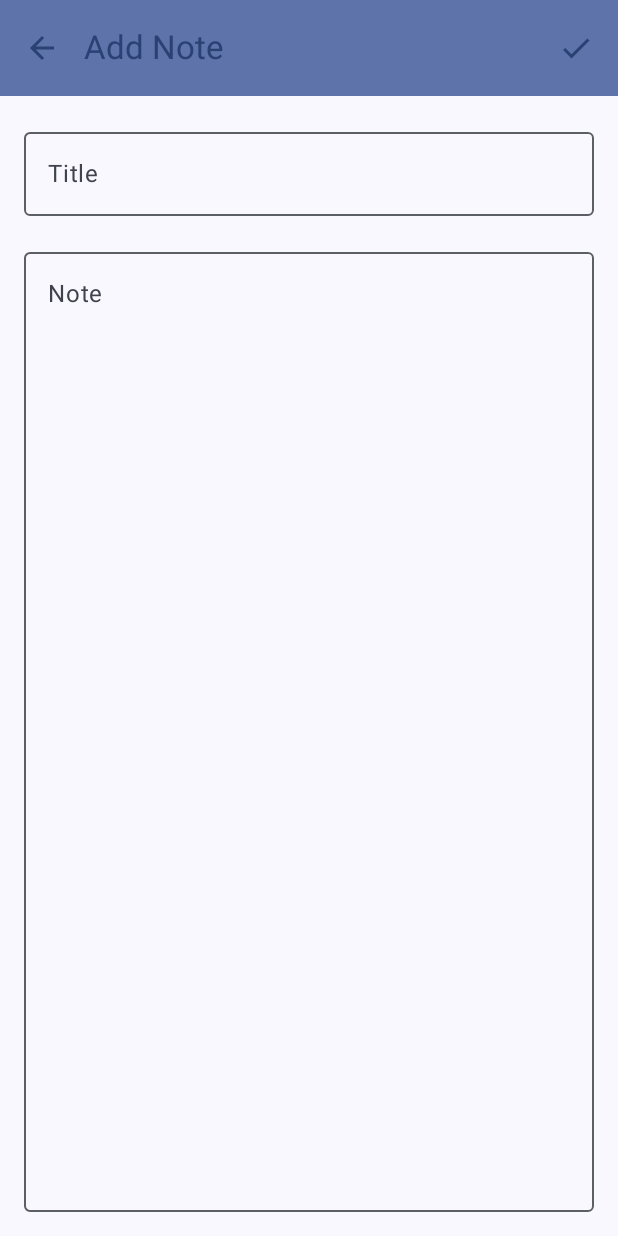
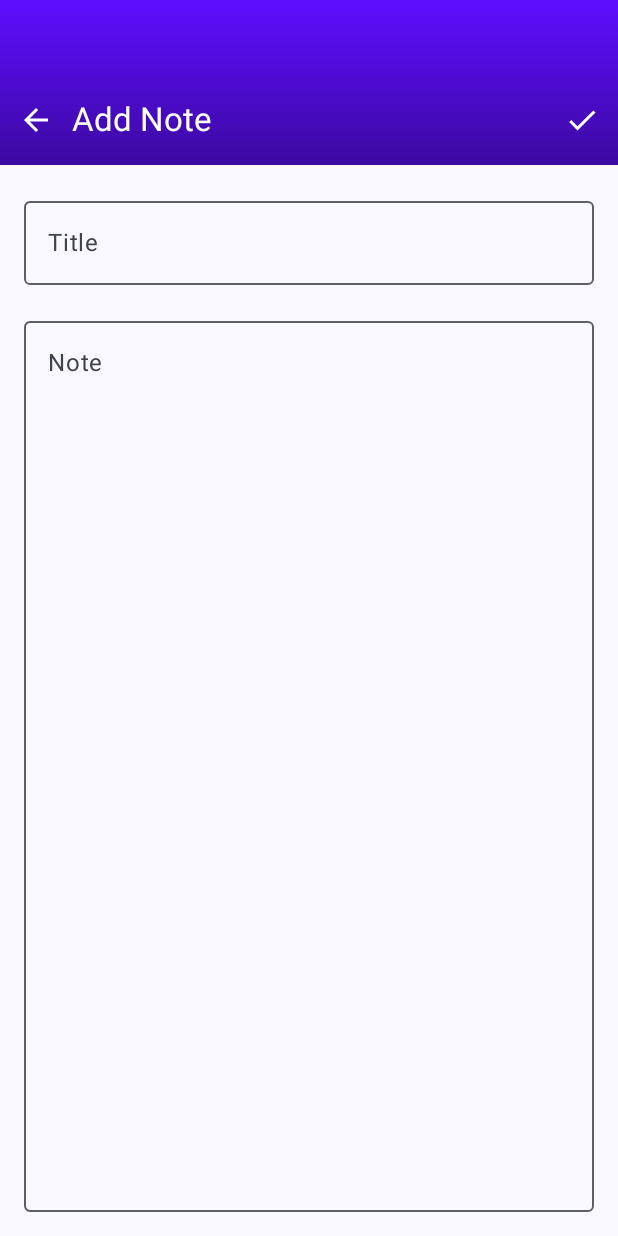
Before and after one commit to 1davin/Davin_Spends, an Android app built with Jetpack Compose: the composable DetailScreen shown on its own in the app's theme, on a phone screen of 412 x 824 dp. Run offline under Robolectric (Android 15) with nearby library versions, the phone set to English and light mode, and no system bars; our stand-ins replace Room's generated code; 1 statement that could not run was skipped.

Commit message:
Membenarkan top app bar

```diff
--- a/app/src/main/java/com/davin0115/spends/Screen/DetailScreen.kt
+++ b/app/src/main/java/com/davin0115/spends/Screen/DetailScreen.kt
@@ -1,14 +1,22 @@
 package com.davin0115.spends.Screen
 
+import android.widget.Toast
+import androidx.compose.foundation.background
 import androidx.compose.foundation.layout.Arrangement
+import androidx.compose.foundation.layout.Box
 import androidx.compose.foundation.layout.Column
+import androidx.compose.foundation.layout.Row
 import androidx.compose.foundation.layout.fillMaxSize
 import androidx.compose.foundation.layout.fillMaxWidth
+import androidx.compose.foundation.layout.height
 import androidx.compose.foundation.layout.padding
 import androidx.compose.foundation.text.KeyboardOptions
 import androidx.compose.material.icons.Icons
 import androidx.compose.material.icons.automirrored.filled.ArrowBack
+import androidx.compose.material.icons.filled.MoreVert
 import androidx.compose.material.icons.outlined.Check
+import androidx.compose.material3.DropdownMenu
+import androidx.compose.material3.DropdownMenuItem
 import androidx.compose.material3.ExperimentalMaterial3Api
 import androidx.compose.material3.Icon
 import androidx.compose.material3.IconButton
@@ -22,7 +30,11 @@ import androidx.compose.runtime.*
 import androidx.compose.runtime.Composable
 import androidx.compose.runtime.mutableStateOf
 import androidx.compose.runtime.remember
+import androidx.compose.ui.Alignment
 import androidx.compose.ui.Modifier
+import androidx.compose.ui.graphics.Brush
+import androidx.compose.ui.graphics.Color
+import androidx.compose.ui.platform.LocalContext
 import androidx.compose.ui.res.stringResource
 import androidx.compose.ui.text.input.ImeAction
 import androidx.compose.ui.text.input.KeyboardCapitalization
@@ -30,13 +42,18 @@ import androidx.compose.ui.unit.dp
 import androidx.lifecycle.viewmodel.compose.viewModel
 import androidx.navigation.NavHostController
 import com.davin0115.spends.R
+import com.davin0115.spends.ui.theme.MainColor
+import com.davin0115.spends.ui.theme.SecondColor
+import com.davin0115.spends.util.ViewModelFactory
 
 const val KEY_ID_CATATAN = "idCatatan"
 
 @OptIn(ExperimentalMaterial3Api::class)
 @Composable
 fun DetailScreen(navController: NavHostController, id: Long? = null) {
-    val viewModel: MainViewModel = viewModel()
+    val context = LocalContext.current
+    val factory = ViewModelFactory(context)
+    val viewModel: DetailViewModel = viewModel(factory = factory)
 
     var judul by remember { mutableStateOf("") }
     var catatan by remember { mutableStateOf("") }
@@ -50,37 +67,70 @@ fun DetailScreen(navController: NavHostController, id: Long? = null) {
 
     Scaffold(
         topBar = {
-            TopAppBar(
-                navigationIcon = {
+            Box(
+                modifier = Modifier
+                    .fillMaxWidth()
+                    .height(110.dp)
+                    .background(
+                        Brush.verticalGradient(
+                            colors = listOf(MainColor, SecondColor)
+                        )
+                    )
+                    .padding(top = 50.dp)
+            ) {
+                Row(
+                    modifier = Modifier.fillMaxSize(),
+                    verticalAlignment = Alignment.CenterVertically,
+                    horizontalArrangement = Arrangement.SpaceBetween
+                ) {
+                    Row(verticalAlignment = Alignment.CenterVertically) {
                         IconButton(onClick = { navController.popBackStack() }) {
                             Icon(
                                 imageVector = Icons.AutoMirrored.Filled.ArrowBack,
                                 contentDescription = stringResource(R.string.back),
-                            tint = MaterialTheme.colorScheme.primary
+                                tint = Color.White
                             )
                         }
-                },
-                title = {
-                    if (id == null)
-                        Text(text = stringResource(id = R.string.add_note))
+                        Text(
+                            text = if (id == null)
+                                stringResource(id = R.string.add_note)
                             else
-                        Text(text = stringResource(id = R.string.edit_note))
-                },
-                colors = TopAppBarDefaults.mediumTopAppBarColors(
-                    containerColor = MaterialTheme.colorScheme.primaryContainer,
-                    titleContentColor = MaterialTheme.colorScheme.primary,
-                ),
-                actions = {
-                    IconButton(onClick = { navController.popBackStack() }) {
+                                stringResource(id = R.string.edit_note),
+                            color = Color.White,
+                            style = MaterialTheme.typography.titleLarge
+                        )
+                    }
+                    Row(verticalAlignment = Alignment.CenterVertically) {
+                        IconButton(onClick = {
+                            if (judul == "" || catatan == "") {
+                                Toast.makeText(context, R.string.invalid, Toast.LENGTH_LONG).show()
+                                return@IconButton
+                            }
+                            if (id == null){
+                                viewModel.insert(judul, catatan)
+                            } else {
+                                viewModel.update(id, judul, catatan)
+                            }
+                            navController.popBackStack()
+                        }) {
                             Icon(
                                 imageVector = Icons.Outlined.Check,
                                 contentDescription = stringResource(R.string.save),
-                            tint = MaterialTheme.colorScheme.primary
+                                tint = Color.White
                             )
                         }
+
+                        if (id != null) {
+                            DeleteAction {
+                                viewModel.delete(id)
+                                navController.popBackStack()
                             }
-            )
                         }
+                    }
+                }
+            }
+        }
+
     ) { padding ->
         FormCatatan(
             title = judul,
@@ -124,3 +174,30 @@ fun FormCatatan(
         )
     }
 }
+
+@Composable
+fun DeleteAction(delete: () -> Unit) {
+    var expanded by remember { mutableStateOf(false) }
+
+    IconButton(onClick = { expanded = true }) {
+        Icon(
+            imageVector = Icons.Filled.MoreVert,
+            contentDescription = stringResource(R.string.more),
+            tint = MaterialTheme.colorScheme.primary
+        )
+        DropdownMenu(
+            expanded = expanded,
+            onDismissRequest = { expanded = false }
+        ) {
+            DropdownMenuItem(
+                text = {
+                    Text(text = stringResource(R.string.delete))
+                },
+                onClick = {
+                    expanded = false
+                    delete()
+                }
+            )
+        }
+    }
+}
--- a/app/src/main/java/com/davin0115/spends/Screen/MainViewModel.kt
+++ b/app/src/main/java/com/davin0115/spends/Screen/MainViewModel.kt
@@ -1,51 +1,18 @@
 package com.davin0115.spends.Screen
 
 import androidx.lifecycle.ViewModel
+import androidx.lifecycle.viewModelScope
+import com.davin0115.spends.database.CatatanDao
 import com.davin0115.spends.model.Catatan
+import kotlinx.coroutines.flow.SharingStarted
+import kotlinx.coroutines.flow.StateFlow
+import kotlinx.coroutines.flow.stateIn
 
-class MainViewModel: ViewModel() {
+class MainViewModel(dao: CatatanDao) : ViewModel(){
 
-    val data = listOf(
-        Catatan(
-            1,
-            "Kuliah Mobpro 17 Feb",
-            "Kuliah hari pertama. Ternyata keren juga yang mau dipelajari.",
-            "2025-02-17 12:34:56"
-        ),
-        Catatan(
-            2,
-            "Kuliah Mobpro 19 Feb",
-            "Praktikum pertama: running modul. Alhamdulillah hari ini lancar.",
-            "2025-02-19 12:34:56"
-        ),
-        Catatan(
-            3,
-            "Sepi",
-            "Mahasiswa udah pada balik kampung, sepi banget kampus bos.",
-            "2025-03-21 08:32:49"
-        ),
-        Catatan(
-            4,
-            "Membingungkan",
-            "Gatau saya yang salah apa mereka yang salah, saya sangat bingung.",
-            "2025-02-01 23:00:00"
-        ),
-        Catatan(
-            5,
-            "MMM ME MUSIC MALAM",
-            "Hanya saya, musik, dan malam.",
-            "2025-12-31 23:02:01"
-        ),
-        Catatan(
-            6,
-            "Kuliah Mobpro 05 Mar",
-            "Praktikum kali ini bikin aplikasi Galeri Hewan" + "Klik tombol lanjut, maka foto dan nama hewannya berubah.",
-            "2025-03-05 12:34:56"
-        )
+    val data: StateFlow<List<Catatan>> = dao.getCatatan().stateIn(
+        scope = viewModelScope,
+        started = SharingStarted.WhileSubscribed(),
+        initialValue = emptyList()
     )
-
-    fun getCatatan(id: Long): Catatan? {
-        return data.find { it.id == id }
-    }
-
 }
--- /dev/null
+++ b/app/src/main/java/com/davin0115/spends/database/CatatanDao.kt
@@ -0,0 +1,27 @@
+package com.davin0115.spends.database
+
+import androidx.room.Dao
+import androidx.room.Insert
+import androidx.room.Query
+import androidx.room.Update
+import com.davin0115.spends.model.Catatan
+import kotlinx.coroutines.flow.Flow
+
+@Dao
+interface CatatanDao {
+
+    @Insert
+    suspend fun insert(catatan: Catatan)
+
+    @Update
+    suspend fun  update(catatan: Catatan)
+
+    @Query("SELECT * FROM catatan ORDER BY tanggal DESC")
+    fun getCatatan(): Flow<List<Catatan>>
+
+    @Query("SELECT * FROM catatan WHERE id = :id")
+    suspend fun getCatatanById(id: Long): Catatan?
+
+    @Query("DELETE FROM catatan WHERE id = :id")
+    suspend fun deleteById(id: Long)
+}
--- /dev/null
+++ b/app/src/main/java/com/davin0115/spends/database/CatatanDb.kt
@@ -0,0 +1,35 @@
+package com.davin0115.spends.database
+
+import android.content.Context
+import androidx.room.Database
+import androidx.room.Room
+import androidx.room.RoomDatabase
+import com.davin0115.spends.model.Catatan
+
+@Database(entities = [Catatan::class], version = 1, exportSchema = false)
+abstract class CatatanDb : RoomDatabase() {
+
+    abstract val dao: CatatanDao
+
+    companion object {
+
+        @Volatile
+        private var INSTANCE: CatatanDb? = null
+
+        fun getInstance(context: Context): CatatanDb {
+            synchronized(this) {
+                var instance = INSTANCE
+
+                if (instance == null) {
+                    instance = Room.databaseBuilder(
+                        context.applicationContext,
+                        CatatanDb::class.java,
+                        "catatan.db"
+                    ).build()
+                    INSTANCE = instance
+                }
+                return instance
+            }
+        }
+    }
+}
--- a/app/src/main/java/com/davin0115/spends/model/Catatan.kt
+++ b/app/src/main/java/com/davin0115/spends/model/Catatan.kt
@@ -1,7 +1,12 @@
 package com.davin0115.spends.model
 
+import androidx.room.Entity
+import androidx.room.PrimaryKey
+
+@Entity(tableName = "catatan")
 data class Catatan(
-    val id: Long,
+    @PrimaryKey(autoGenerate = true)
+    val id: Long = 0L,
     val judul: String,
     val catatan: String,
     val tanggal: String
--- /dev/null
+++ b/app/src/main/java/com/davin0115/spends/util/ViewModelFactory.kt
@@ -0,0 +1,23 @@
+package com.davin0115.spends.util
+
+import android.content.Context
+import androidx.lifecycle.ViewModel
+import androidx.lifecycle.ViewModelProvider
+import com.davin0115.spends.Screen.DetailViewModel
+import com.davin0115.spends.Screen.MainViewModel
+import com.davin0115.spends.database.CatatanDb
+
+class ViewModelFactory (
+    private val context: Context
+) : ViewModelProvider.Factory {
+    @Suppress("unchecked_cast")
+    override fun <T : ViewModel> create(modelClass: Class<T>): T {
+        val dao = CatatanDb.getInstance(context).dao
+        if (modelClass.isAssignableFrom(MainViewModel::class.java)) {
+            return MainViewModel(dao) as T
+        } else if (modelClass.isAssignableFrom(DetailViewModel::class.java)) {
+            return DetailViewModel(dao) as T
+        }
+        throw IllegalArgumentException("Unknown ViewModel class")
+    }
+}
--- a/app/src/main/res/values/strings.xml
+++ b/app/src/main/res/values/strings.xml
@@ -9,4 +9,7 @@
     <string name="note">Note</string>
     <string name="edit_note">Edit note</string>
     <string name="save">Save</string>
+    <string name="invalid">Title and note cant be empty</string>
+    <string name="delete">Delete</string>
+    <string name="more">More</string>
 </resources>
```
Also changed, not shown: app/src/main/java/com/davin0115/spends/Screen/DetailViewModel.kt (added, +52 -0 lines), app/src/main/java/com/davin0115/spends/Screen/MainScreen.kt (+53 -20 lines), 1 other file. Lines whose indentation alone changed are shown as unchanged.
